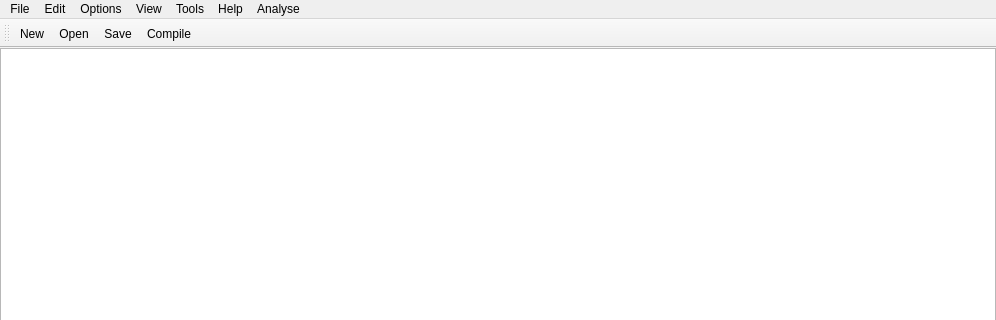
Old version of the form src/mainwindow.ui in the repository manasdas17/SchematicEDA; both pictures show x 0 to 996 and y 0 to 320 of the 996 by 577 pixel window.
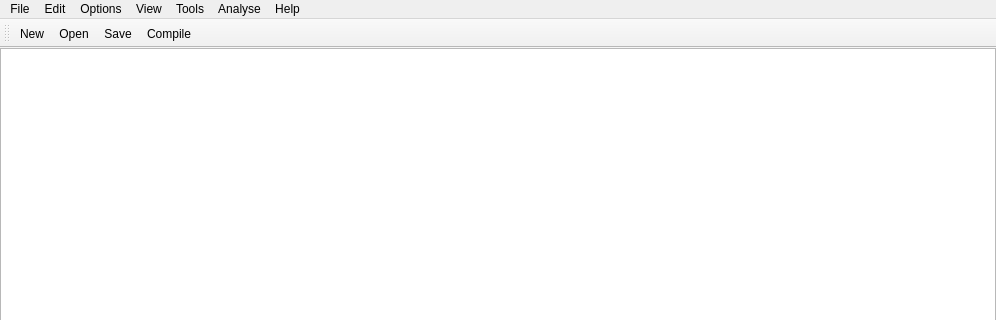
New version of the form.

Commit message: Main window functionality partly added

What changed in the file:
```diff
--- a/src/mainwindow.ui
+++ b/src/mainwindow.ui
@@ -142,8 +142,8 @@
    <addaction name="menuOptions"/>
    <addaction name="menuView"/>
    <addaction name="menuTools"/>
-   <addaction name="menuHelp"/>
    <addaction name="menuAnalyse"/>
+   <addaction name="menuHelp"/>
   </widget>
   <widget class="QStatusBar" name="statusbar">
    <property name="sizePolicy">
```
Left out of the diff: 65 changed lines with no effect on the pictures. The commit also changes 3 other files.
